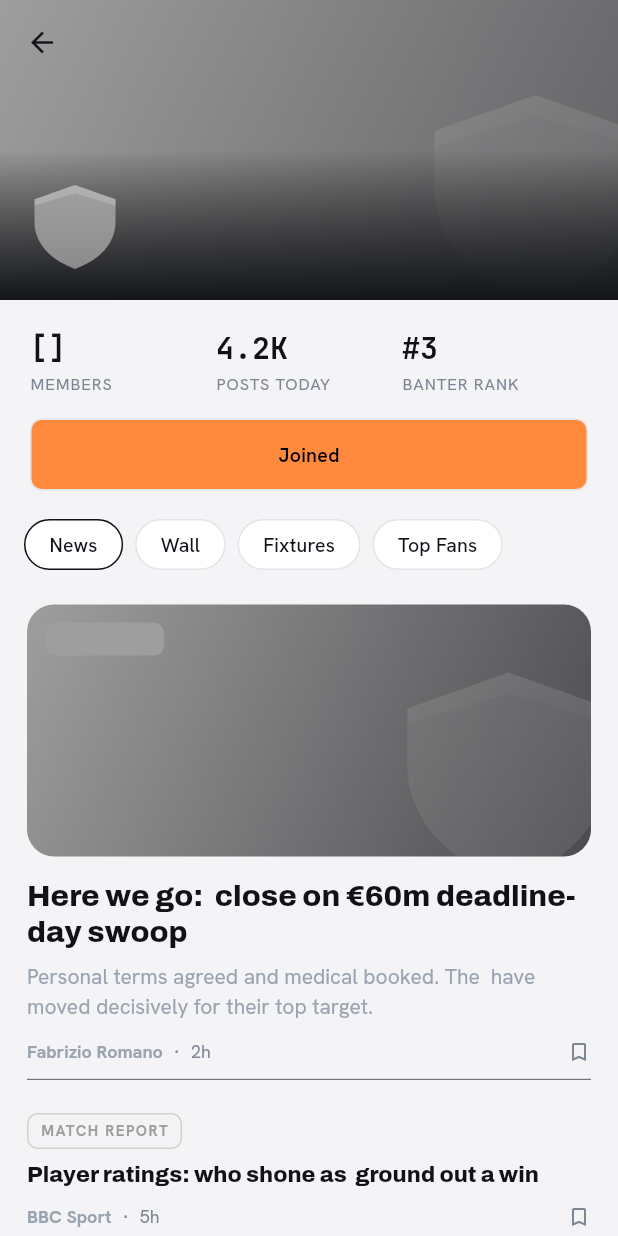
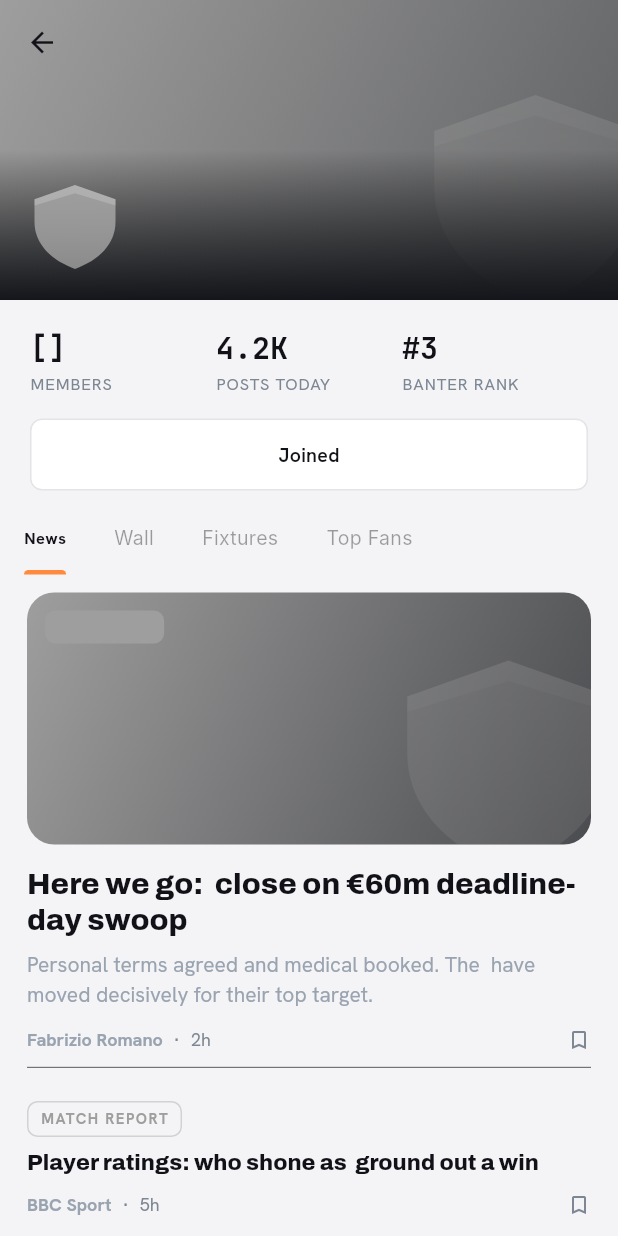
Before and after one commit to AyomideCharles/Rivals, a Flutter app: the ClubDetails screen opened directly with empty values, after a tap on "Joined", on a phone screen of 412 x 824 dp. Run offline on Flutter 3.47's test engine with Material 3 defaults, Android fonts, the phone set to English and light mode, and no system bars; our stand-ins replace cloud_firestore, dotted_border, firebase_auth, firebase_core, flutter_screenutil, flutter_smart_dialog and 5 more; missing offline and left inert: cloudinary_flutter, cloudinary_url_gen; accounts and stored records are empty.

Commit message:
feat: updated club details tab to show post from club members

```diff
--- a/lib/core/services/post_service.dart
+++ b/lib/core/services/post_service.dart
@@ -18,7 +18,6 @@ class PostService {
         .map((snap) => snap.docs.map(PostModel.fromDoc).toList());
   }
 
-  // posts by a specific club
   static Stream<List<PostModel>> getPostsByClub(String clubId) {
     return _db
         .collection('posts')
--- a/lib/features/club/views/club_details.dart
+++ b/lib/features/club/views/club_details.dart
@@ -1,12 +1,14 @@
 import 'package:cloud_firestore/cloud_firestore.dart';
 import 'package:flutter/material.dart';
 import 'package:google_fonts/google_fonts.dart';
+import 'package:provider/provider.dart';
 import 'package:rivals/core/models/club_model.dart';
+import 'package:rivals/core/services/auth_service.dart';
 import 'package:rivals/core/theme/app_theme.dart';
 import 'package:rivals/features/auth/widgets/splash_screen.dart';
 import 'package:rivals/features/club/widgets/club_fixtures_tab.dart';
 import 'package:rivals/features/club/widgets/club_news_tab.dart';
-import 'package:rivals/features/club/widgets/sliver_tab.dart';
+import 'package:rivals/features/club/widgets/club_wall_tab.dart';
 import 'package:rivals/shared/app_button.dart';
 
 class ClubDetails extends StatefulWidget {
@@ -17,9 +19,23 @@ class ClubDetails extends StatefulWidget {
   State<ClubDetails> createState() => _ClubDetailsState();
 }
 
-class _ClubDetailsState extends State<ClubDetails> {
+class _ClubDetailsState extends State<ClubDetails>
+    with SingleTickerProviderStateMixin {
   static const clubTabs = ['News', 'Wall', 'Fixtures', 'Top Fans'];
   int selectedTab = 0;
+  late TabController _tabController;
+
+  @override
+  void initState() {
+    super.initState();
+    _tabController = TabController(length: clubTabs.length, vsync: this);
+  }
+
+  @override
+  void dispose() {
+    _tabController.dispose();
+    super.dispose();
+  }
 
   Widget clubStat(String value, String label) => Expanded(
     child: Column(
@@ -47,10 +63,12 @@ class _ClubDetailsState extends State<ClubDetails> {
   );
   @override
   Widget build(BuildContext context) {
+    final auth = context.watch<AuthProvider>();
+
     return Scaffold(
       backgroundColor: context.bgColor,
-      body: CustomScrollView(
-        slivers: [
+      body: NestedScrollView(
+        headerSliverBuilder: (context, innerBoxIsScrolled) => [
           SliverAppBar(
             pinned: true,
             expandedHeight: 200,
@@ -87,38 +105,40 @@ class _ClubDetailsState extends State<ClubDetails> {
                     },
                   ),
                   const SizedBox(height: 16),
-                  AppButton(label: 'Joined', onPressed: () {}),
+                  if (auth.clubId == widget.clubModel.shortName)
+                    AppButton2(label: 'Joined', onPressed: () {}),
                 ],
               ),
             ),
           ),
           SliverPersistentHeader(
             pinned: true,
-            delegate: TabsHeader(
-              tabs: clubTabs,
-              selected: selectedTab,
-              onTap: (i) => setState(() => selectedTab = i),
+            delegate: _TabHeader(
+              TabBar(
+                controller: _tabController,
+                isScrollable: true,
+                tabAlignment: TabAlignment.start,
+                indicatorColor: AppTheme.accent,
+                labelColor: context.cs.onSurface,
+                unselectedLabelColor: context.cs.onSurface.withOpacity(0.4),
+                dividerColor: Colors.transparent,
+                labelStyle: context.tt.labelMedium?.copyWith(
+                  fontWeight: FontWeight.w700,
+                ),
+                tabs: clubTabs.map((t) => Tab(text: t)).toList(),
+              ),
             ),
           ),
-          if (selectedTab == 0)
-            SliverToBoxAdapter(child: ClubNewsTab(club: widget.clubModel))
-          else if (selectedTab == 2)
-            SliverToBoxAdapter(child: ClubFixturesTab())
-          else
-            SliverToBoxAdapter(
-              child: Padding(
-                padding: const EdgeInsets.all(48),
-                child: Center(
-                  child: Text(
-                    '${clubTabs[selectedTab]} coming soon',
-                    style: context.tt.labelMedium,
-                  ),
-                ),
-              ),
-            ),
-
-          const SliverToBoxAdapter(child: SizedBox(height: 24)),
         ],
+        body: TabBarView(
+          controller: _tabController,
+          children: [
+            SingleChildScrollView(child: ClubNewsTab(club: widget.clubModel)),
+            ClubWallTab(club: widget.clubModel),
+            ClubFixturesTab(),
+            ClubFixturesTab(),
+          ],
+        ),
       ),
     );
   }
@@ -265,3 +285,25 @@ class NewsItem {
     this.image = false,
   });
 }
+
+class _TabHeader extends SliverPersistentHeaderDelegate {
+  final TabBar tabBar;
+  const _TabHeader(this.tabBar);
+
+  @override
+  double get minExtent => tabBar.preferredSize.height;
+  @override
+  double get maxExtent => tabBar.preferredSize.height;
+
+  @override
+  Widget build(
+    BuildContext context,
+    double shrinkOffset,
+    bool overlapsContent,
+  ) {
+    return ColoredBox(color: context.bgColor, child: tabBar);
+  }
+
+  @override
+  bool shouldRebuild(covariant _TabHeader old) => false;
+}
--- a/lib/features/club/widgets/sliver_tab.dart
+++ /dev/null
@@ -1,56 +0,0 @@
-import 'package:flutter/material.dart';
-import 'package:rivals/core/theme/app_theme.dart';
-
-class TabsHeader extends SliverPersistentHeaderDelegate {
-  final List<String> tabs;
-  final int selected;
-  final ValueChanged<int> onTap;
-  TabsHeader({required this.tabs, required this.selected, required this.onTap});
-
-  @override
-  double get minExtent => 56;
-  @override
-  double get maxExtent => 56;
-
-  @override
-  Widget build(
-    BuildContext context,
-    double shrinkOffset,
-    bool overlapsContent,
-  ) {
-    return Container(
-      height: 56,
-      alignment: Alignment.centerLeft,
-      child: ListView.separated(
-        scrollDirection: Axis.horizontal,
-        padding: const EdgeInsets.symmetric(horizontal: 16, vertical: 11),
-        itemCount: tabs.length,
-        separatorBuilder: (_, __) => const SizedBox(width: 8),
-        itemBuilder: (context, i) {
-          final on = i == selected;
-          return GestureDetector(
-            onTap: () => onTap(i),
-            child: Container(
-              padding: const EdgeInsets.symmetric(horizontal: 16),
-              alignment: Alignment.center,
-              decoration: BoxDecoration(
-                color: on
-                    ? context.cs.surface
-                    : context.cs.surfaceContainerHighest,
-                borderRadius: BorderRadius.circular(999),
-                border: Border.all(
-                  color: on ? context.cs.onSurface : context.cs.outline,
-                ),
-              ),
-              child: Text(tabs[i], style: context.tt.titleSmall),
-            ),
-          );
-        },
-      ),
-    );
-  }
-
-  @override
-  bool shouldRebuild(covariant TabsHeader old) =>
-      old.selected != selected || old.tabs != tabs;
-}
```
Also changed, not shown: lib/features/club/widgets/club_wall_tab.dart (added, +40 -0 lines), lib/features/profile/profile.dart (+6 -3 lines).
